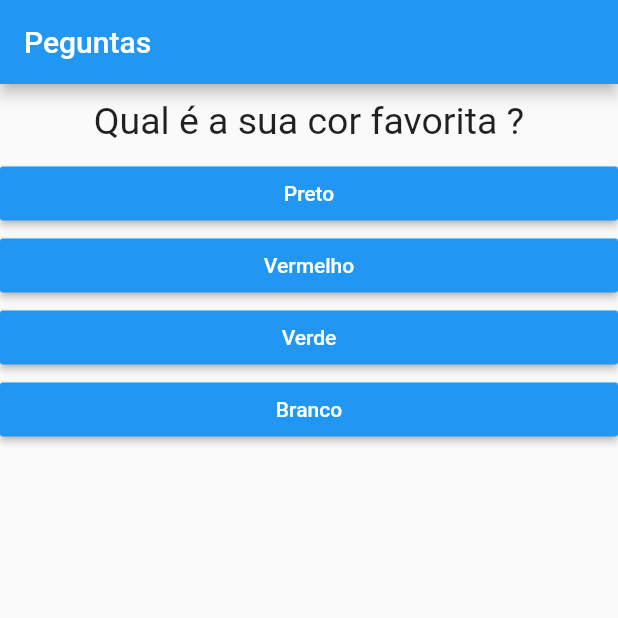
After one commit to cxmarcelo/projeto_perguntas_flutter, a Flutter app: the screen it shows after launch, on a phone screen of 412 x 824 dp, the top half of it. The commit adds this screen. Run offline on Flutter 3.47's test engine with Material 2 defaults, Android fonts, the phone set to English and light mode, and no system bars.

Commit message:
Desafio resultado e criação do componente Questionario

```diff
--- a/lib/main.dart
+++ b/lib/main.dart
@@ -1,6 +1,6 @@
 import 'package:flutter/material.dart';
-import './questao.dart';
-import './resposta.dart';
+import './resultado.dart';
+import './questionario.dart';
 
 main() => runApp(PerguntaApp());
 
@@ -34,30 +34,18 @@ class _PerguntaAppState extends State<PerguntaApp> {
   }
 
   Widget build(BuildContext context) {
-    List<String> respostas = temPerguntaSelecionada
-        ? _perguntas[_perguntaSelecionada]['respostas']
-        : null;
-
     return MaterialApp(
       home: Scaffold(
         appBar: AppBar(
           title: Text("Peguntas"),
         ),
         body: temPerguntaSelecionada
-            ? Column(
-                children: <Widget>[
-                  Questao(_perguntas[_perguntaSelecionada]['texto']),
-                  ...respostas.map((t) => Resposta(t, _responder)).toList(),
-                ],
+            ? Questionario(
+                perguntas: _perguntas,
+                perguntaSelecionada: _perguntaSelecionada,
+                responder: _responder,
               )
-            : Center(
-                child: Text(
-                  "Parabéns!!!",
-                  style: TextStyle(
-                    fontSize: 28
-                  ),
-                ),
-              ),
+            : Resultado(),
       ),
     );
   }
--- /dev/null
+++ b/lib/questionario.dart
@@ -0,0 +1,33 @@
+import 'package:flutter/material.dart';
+import './questao.dart';
+import './resposta.dart';
+
+class Questionario extends StatelessWidget {
+  final List<Map<String, Object>> perguntas;
+  final int perguntaSelecionada;
+  final void Function() responder;
+
+  Questionario({
+    @required this.perguntas,
+    @required this.perguntaSelecionada,
+    @required this.responder
+  });
+
+  bool get temPerguntaSelecionada {
+    return perguntaSelecionada < perguntas.length;
+  }
+
+  @override
+  Widget build(BuildContext context) {
+    List<String> respostas = temPerguntaSelecionada
+        ? perguntas[perguntaSelecionada]['respostas']
+        : null;
+
+    return Column(
+      children: <Widget>[
+        Questao(perguntas[perguntaSelecionada]['texto']),
+        ...respostas.map((t) => Resposta(t, responder)).toList(),
+      ],
+    );
+  }
+}
```
Also changed, not shown: lib/resultado.dart (added, +13 -0 lines).
